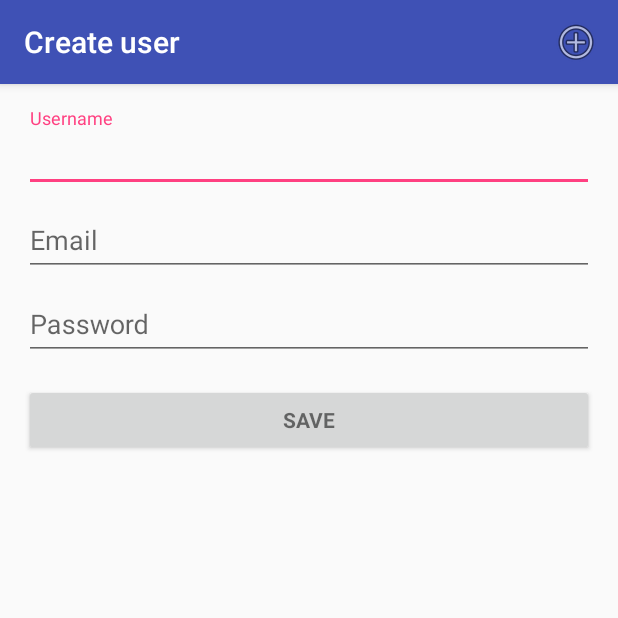
After one commit to cedricleblond35/geopostcards, an Android app: the CreateUserActivity screen opened directly, with no data from a screen before it, on a phone screen of 412 x 824 dp, the top half of it. The commit adds this screen. Run offline under Robolectric (Android 15) with nearby library versions, the phone set to English and light mode, and no system bars.

Commit message:
Page d'identification

```diff
--- a/app/src/main/java/com/example/cleblond2016/geopostcards2/activities/MainActivity.java
+++ b/app/src/main/java/com/example/cleblond2016/geopostcards2/activities/MainActivity.java
@@ -40,7 +40,7 @@ public class MainActivity extends AppCompatActivity implements LocationListener
     //géolocalisation
     LocationManager lm;
     public static final int REQUEST_CODE = 1234;
-    public static final Integer DEFAULT_ID_USER = null;
+    public static final int DEFAULT_ID_USER = 0;
     public static final String EXTRA_ID_USER = "idUser";
     private double latitudeUser;
     private double longitudeUser;
@@ -74,8 +74,10 @@ public class MainActivity extends AppCompatActivity implements LocationListener
         Toolbar toolbar = (Toolbar) findViewById(R.id.toolbar);
         setSupportActionBar(toolbar);
 
-        idUser = getIntent().getIntExtra(EXTRA_ID_USER, DEFAULT_ID_USER);
+        Intent intentRecu = getIntent();
+        idUser = intentRecu.getIntExtra(EXTRA_ID_USER, DEFAULT_ID_USER);
 
+        Log.i(TAG, "----------------------------------- idUser : "+idUser);
         //Bouton rose
         FloatingActionButton fab = (FloatingActionButton) findViewById(R.id.fab);
         fab.setOnClickListener(new View.OnClickListener() {
--- /dev/null
+++ b/app/src/main/res/layout/activity_create_user.xml
@@ -0,0 +1,102 @@
+<?xml version="1.0" encoding="utf-8"?>
+<android.support.constraint.ConstraintLayout xmlns:android="http://schemas.android.com/apk/res/android"
+    xmlns:app="http://schemas.android.com/apk/res-auto"
+    xmlns:tools="http://schemas.android.com/tools"
+    android:layout_width="match_parent"
+    android:layout_height="match_parent"
+    tools:context=".activities.CreateUserActivity">
+    <LinearLayout xmlns:android="http://schemas.android.com/apk/res/android"
+        xmlns:tools="http://schemas.android.com/tools"
+        android:layout_width="match_parent"
+        android:layout_height="match_parent"
+        android:gravity="center_horizontal"
+        android:orientation="vertical"
+        android:paddingBottom="@dimen/activity_vertical_margin"
+        android:paddingLeft="@dimen/activity_horizontal_margin"
+        android:paddingRight="@dimen/activity_horizontal_margin"
+        android:paddingTop="@dimen/activity_vertical_margin"
+        tools:context=".activities.LoginActivity">
+
+        <!-- Login progress -->
+        <ProgressBar
+            android:id="@+id/login_progress"
+            style="?android:attr/progressBarStyleLarge"
+            android:layout_width="wrap_content"
+            android:layout_height="wrap_content"
+            android:layout_marginBottom="8dp"
+            android:visibility="gone" />
+
+        <ScrollView
+            android:id="@+id/login_form"
+            android:layout_width="match_parent"
+            android:layout_height="match_parent">
+
+            <LinearLayout
+                android:id="@+id/email_login_form"
+                android:layout_width="match_parent"
+                android:layout_height="wrap_content"
+                android:orientation="vertical">
+
+                <android.support.design.widget.TextInputLayout
+                    android:layout_width="match_parent"
+                    android:layout_height="wrap_content">
+
+                    <EditText
+                        android:id="@+id/username"
+                        android:layout_width="match_parent"
+                        android:layout_height="wrap_content"
+                        android:hint="@string/prompt_username"
+                        android:imeActionId="6"
+                        android:imeActionLabel="@string/action_sign_in_short"
+                        android:imeOptions="actionUnspecified"
+                        android:maxLines="1"
+                        android:singleLine="true" />
+
+                </android.support.design.widget.TextInputLayout>
+
+                <android.support.design.widget.TextInputLayout
+                    android:layout_width="match_parent"
+                    android:layout_height="wrap_content">
+
+                    <AutoCompleteTextView
+                        android:id="@+id/email"
+                        android:layout_width="match_parent"
+                        android:layout_height="wrap_content"
+                        android:hint="@string/prompt_email"
+                        android:inputType="textEmailAddress"
+                        android:maxLines="1"
+                        android:singleLine="true" />
+
+                </android.support.design.widget.TextInputLayout>
+
+                <android.support.design.widget.TextInputLayout
+                    android:layout_width="match_parent"
+                    android:layout_height="wrap_content">
+
+                    <EditText
+                        android:id="@+id/password"
+                        android:layout_width="match_parent"
+                        android:layout_height="wrap_content"
+                        android:hint="@string/prompt_password"
+                        android:imeActionId="6"
+                        android:imeActionLabel="@string/action_sign_in_short"
+                        android:imeOptions="actionUnspecified"
+                        android:inputType="textPassword"
+                        android:maxLines="1"
+                        android:singleLine="true" />
+
+                </android.support.design.widget.TextInputLayout>
+
+                <Button
+                    android:id="@+id/save_button"
+                    style="?android:textAppearanceSmall"
+                    android:layout_width="match_parent"
+                    android:layout_height="wrap_content"
+                    android:layout_marginTop="16dp"
+                    android:text="@string/action_save"
+                    android:textStyle="bold" />
+
+            </LinearLayout>
+        </ScrollView>
+    </LinearLayout>
+</android.support.constraint.ConstraintLayout>
--- a/app/src/main/res/layout/activity_detail_post_card.xml
+++ b/app/src/main/res/layout/activity_detail_post_card.xml
@@ -96,7 +96,7 @@
         android:id="@+id/detail_post_card_lbl_description_image"
         android:layout_width="80dp"
         android:layout_height="wrap_content"
-        android:text="@string/description"
+        android:text="@string/descriptionImage"
         app:layout_constraintTop_toBottomOf="@+id/detail_post_card_btn_video"
         app:layout_constraintLeft_toLeftOf="parent"
         app:layout_constraintBaseline_toBaselineOf="@+id/detail_post_card_description_image"
@@ -119,7 +119,7 @@
         android:id="@+id/detail_post_card_lbl_description_son"
         android:layout_width="80dp"
         android:layout_height="wrap_content"
-        android:text="@string/description"
+        android:text="@string/descriptionSon"
         app:layout_constraintTop_toBottomOf="@+id/detail_post_card_description_image"
         app:layout_constraintLeft_toLeftOf="parent"
         app:layout_constraintBaseline_toBaselineOf="@+id/detail_post_card_description_son"
@@ -142,7 +142,7 @@
         android:id="@+id/detail_post_card_lbl_description_video"
         android:layout_width="80dp"
         android:layout_height="wrap_content"
-        android:text="@string/description"
+        android:text="@string/descriptionVideo"
         app:layout_constraintTop_toBottomOf="@+id/detail_post_card_description_son"
         app:layout_constraintLeft_toLeftOf="parent"
         app:layout_constraintBaseline_toBaselineOf="@+id/detail_post_card_description_video"
--- a/app/src/main/res/menu/menu_create_user.xml
+++ b/app/src/main/res/menu/menu_create_user.xml
@@ -3,7 +3,9 @@
     xmlns:android="http://schemas.android.com/apk/res/android">
 
     <item
+        android:id="@+id/menu_save_user"
         android:icon="@android:drawable/ic_menu_add"
-        android:title="menu_create_item_add"
+        android:title="créer un utilisateur"
         app:showAsAction="ifRoom" />
+
 </menu>
--- a/app/src/main/res/values/strings.xml
+++ b/app/src/main/res/values/strings.xml
@@ -19,8 +19,8 @@
 
     <!-- Strings related to login -->
     <string name="prompt_email">Email</string>
-    <string name="prompt_password">Password (optional)</string>
-    <string name="action_sign_in">Sign in or register</string>
+    <string name="prompt_password">Password</string>
+    <string name="action_sign_in">Sign</string>
     <string name="action_sign_in_short">Sign in</string>
     <string name="error_invalid_email">This email address is invalid</string>
     <string name="error_invalid_password">This password is too short</string>
@@ -33,4 +33,13 @@
     <string name="url_image">URL image :</string>
     <string name="url_son">URL son :</string>
     <string name="url_video">URL vidéo :</string>
+    <string name="action_save">Save</string>
+    <string name="prompt_username">Username</string>
+
+    <string name="create_user">Create user</string>
+
+
+
+
+
 </resources>
```
Also changed, not shown: app/src/main/AndroidManifest.xml (+7 -6 lines), app/src/main/java/com/example/cleblond2016/geopostcards2/DAO/UserDAO.java (+7 -4 lines), app/src/main/java/com/example/cleblond2016/geopostcards2/activities/CreateUserActivity.java (added, +265 -0 lines), app/src/main/java/com/example/cleblond2016/geopostcards2/activities/LoginActivity.java (+27 -17 lines).
